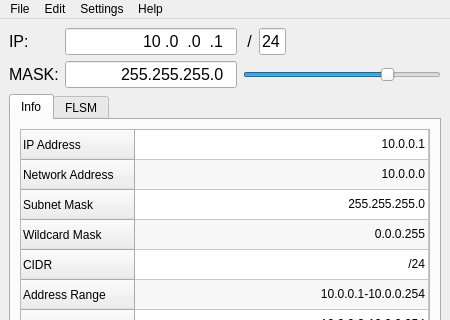
evertonerik/IPKalc, file mainwindow.ui: the form before one commit; both pictures show x 0 to 450 and y 0 to 320 of the 450 by 550 pixel window.
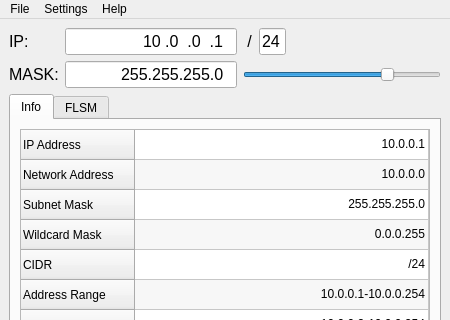
The form after the commit. The open tabs and pages were chosen to show the change.

What changed in the file:
```diff
--- a/mainwindow.ui
+++ b/mainwindow.ui
@@ -446,11 +446,8 @@
     <property name="title">
      <string>File</string>
     </property>
-   </widget>
-   <widget class="QMenu" name="menuEdit">
-    <property name="title">
-     <string>Edit</string>
-    </property>
+    <addaction name="actionSalvar"/>
+    <addaction name="actionSair"/>
    </widget>
    <widget class="QMenu" name="menuSettings">
     <property name="title">
@@ -468,7 +465,6 @@
     <addaction name="actionAbout"/>
    </widget>
    <addaction name="menuFile"/>
-   <addaction name="menuEdit"/>
    <addaction name="menuSettings"/>
    <addaction name="menuHelp"/>
   </widget>
```
Left out of the diff: 22 changed lines with no effect on the pictures.
